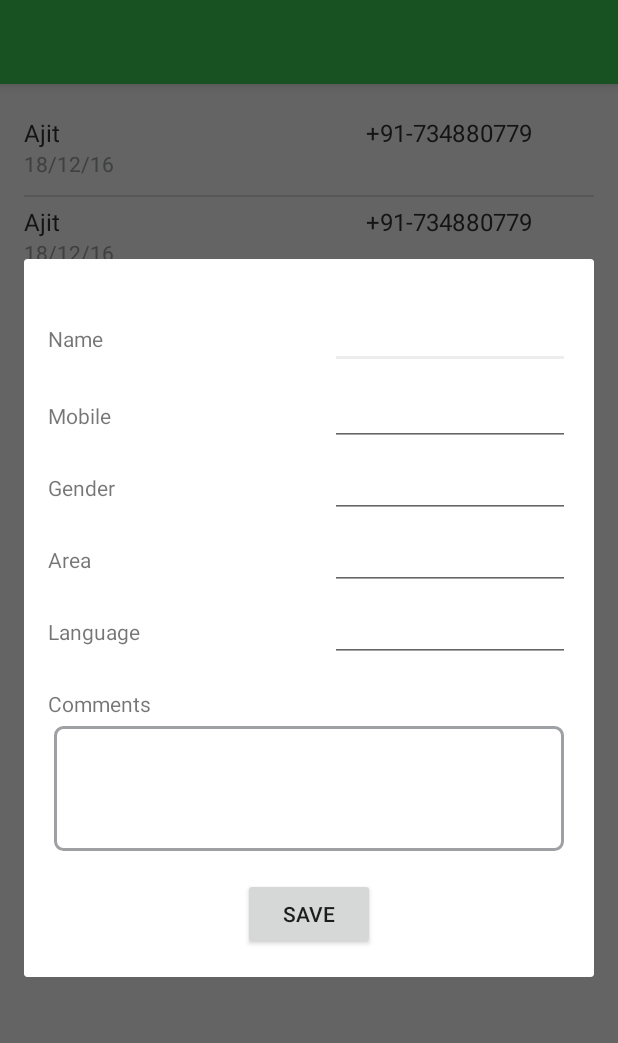
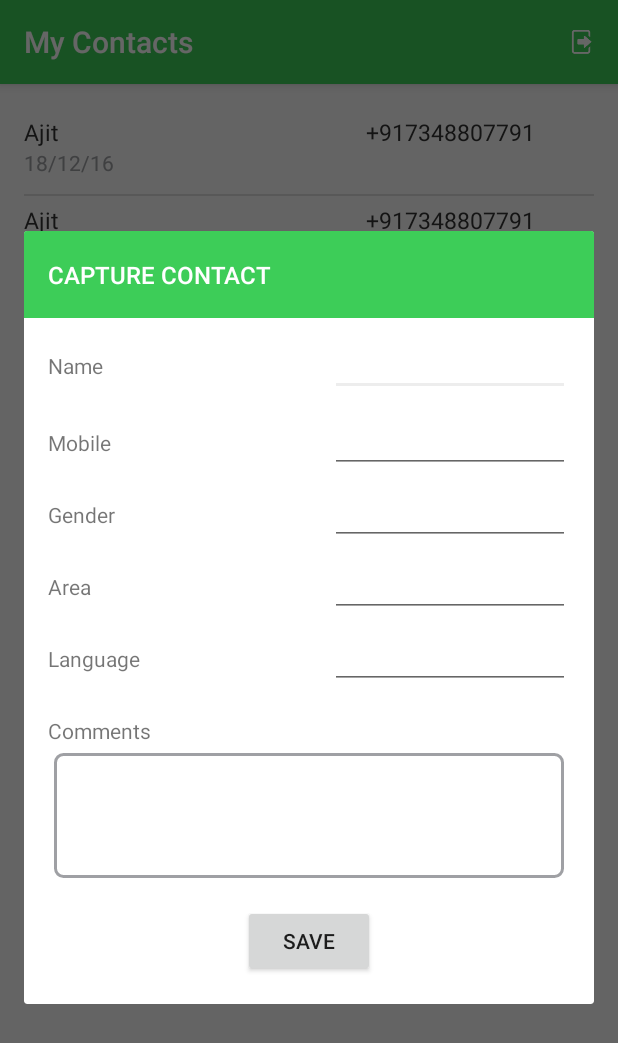
Before and after one commit to hariksetra/ISKCON-PA-Frontend, an Android app: the MyContactsActivity screen opened directly, with no data from a screen before it, after a tap on an icon or button, on a phone screen of 412 x 824 dp. Shown: the top 1043 px of the screen. Run offline under Robolectric (Android 15) with nearby library versions, the phone set to English and light mode, and no system bars; 1 other tap on this screen came first.

Commit message:
UI Creation - III

```diff
--- a/app/src/main/AndroidManifest.xml
+++ b/app/src/main/AndroidManifest.xml
@@ -33,7 +33,10 @@
             android:label="@string/title_activity_main"
             android:theme="@style/AppTheme">
         </activity>
-        <activity android:name=".activity.MyContactsActivity">
+        <activity
+            android:name=".activity.MyContactsActivity"
+            android:label="My Contacts"
+            android:theme="@style/AppTheme">
         </activity>
     </application>
 
--- a/app/src/main/java/com/giridhari/preachingassistant/activity/MainActivity.java
+++ b/app/src/main/java/com/giridhari/preachingassistant/activity/MainActivity.java
@@ -96,7 +96,7 @@ public class MainActivity extends AppCompatActivity
         int id = item.getItemId();
 
         //noinspection SimplifiableIfStatement
-        if (id == R.id.action_settings)
+        if (id == R.id.action_logout)
         {
             return true;
         }
--- a/app/src/main/java/com/giridhari/preachingassistant/activity/MyContactsActivity.java
+++ b/app/src/main/java/com/giridhari/preachingassistant/activity/MyContactsActivity.java
@@ -1,7 +1,9 @@
 package com.giridhari.preachingassistant.activity;
 
 import android.os.Bundle;
-import android.support.v7.app.AppCompatActivity;
+import android.support.v7.widget.Toolbar;
+import android.view.Menu;
+import android.view.MenuItem;
 import android.view.View;
 import android.widget.ImageView;
 import android.widget.ListView;
@@ -11,10 +13,11 @@ import com.giridhari.preachingassistant.R;
 import com.giridhari.preachingassistant.activity.adapters.ContactsViewAdapter;
 import com.giridhari.preachingassistant.activity.adapters.ContactsViewModel;
 import com.giridhari.preachingassistant.activity.dialog.CaptureContactDialog;
+import com.giridhari.preachingassistant.utility.ActivityManager;
 
 import java.util.ArrayList;
 
-public class MyContactsActivity extends AppCompatActivity
+public class MyContactsActivity extends APIActivity
 {
 
     @Override
@@ -22,40 +25,43 @@ public class MyContactsActivity extends AppCompatActivity
     {
         super.onCreate(savedInstanceState);
         setContentView(R.layout.activity_my_contacts);
+        Toolbar toolbar = (Toolbar) findViewById(R.id.toolbar);
+        setSupportActionBar(toolbar);
+
 
         // Construct the data source
         ArrayList<ContactsViewModel> arrayOfUsers = new ArrayList<ContactsViewModel>();
 
-        arrayOfUsers.add(new ContactsViewModel("Ajit", "+91-7348807791", "18/12/16"));
-        arrayOfUsers.add(new ContactsViewModel("Ajit", "+91-7348807791", "18/12/16"));
-        arrayOfUsers.add(new ContactsViewModel("Ajit", "+91-7348807791", "18/12/16"));
-        arrayOfUsers.add(new ContactsViewModel("Ajit", "+91-7348807791", "18/12/16"));
-        arrayOfUsers.add(new ContactsViewModel("Ajit", "+91-7348807791", "18/12/16"));
-        arrayOfUsers.add(new ContactsViewModel("Ajit", "+91-7348807791", "18/12/16"));
-        arrayOfUsers.add(new ContactsViewModel("Ajit", "+91-7348807791", "18/12/16"));
-        arrayOfUsers.add(new ContactsViewModel("Ajit", "+91-7348807791", "18/12/16"));
-        arrayOfUsers.add(new ContactsViewModel("Ajit", "+91-7348807791", "18/12/16"));
-        arrayOfUsers.add(new ContactsViewModel("Ajit", "+91-7348807791", "18/12/16"));
-        arrayOfUsers.add(new ContactsViewModel("Ajit", "+91-7348807791", "18/12/16"));
-        arrayOfUsers.add(new ContactsViewModel("Ajit", "+91-7348807791", "18/12/16"));
-        arrayOfUsers.add(new ContactsViewModel("Ajit", "+91-7348807791", "18/12/16"));
-        arrayOfUsers.add(new ContactsViewModel("Ajit", "+91-7348807791", "18/12/16"));
-        arrayOfUsers.add(new ContactsViewModel("Ajit", "+91-7348807791", "18/12/16"));
-        arrayOfUsers.add(new ContactsViewModel("Ajit", "+91-7348807791", "18/12/16"));
-        arrayOfUsers.add(new ContactsViewModel("Ajit", "+91-7348807791", "18/12/16"));
-        arrayOfUsers.add(new ContactsViewModel("Ajit", "+91-7348807791", "18/12/16"));
-        arrayOfUsers.add(new ContactsViewModel("Ajit", "+91-7348807791", "18/12/16"));
-        arrayOfUsers.add(new ContactsViewModel("Ajit", "+91-7348807791", "18/12/16"));
-        arrayOfUsers.add(new ContactsViewModel("Ajit", "+91-7348807791", "18/12/16"));
-        arrayOfUsers.add(new ContactsViewModel("Ajit", "+91-7348807791", "18/12/16"));
-        arrayOfUsers.add(new ContactsViewModel("Ajit", "+91-7348807791", "18/12/16"));
-        arrayOfUsers.add(new ContactsViewModel("Ajit", "+91-7348807791", "18/12/16"));
-        arrayOfUsers.add(new ContactsViewModel("Ajit", "+91-7348807791", "18/12/16"));
-        arrayOfUsers.add(new ContactsViewModel("Ajit", "+91-7348807791", "18/12/16"));
-        arrayOfUsers.add(new ContactsViewModel("Ajit", "+91-7348807791", "18/12/16"));
-        arrayOfUsers.add(new ContactsViewModel("Ajit", "+91-7348807791", "18/12/16"));
-        arrayOfUsers.add(new ContactsViewModel("Ajit", "+91-7348807791", "18/12/16"));
-        arrayOfUsers.add(new ContactsViewModel("Ajit", "+91-7348807791", "18/12/16"));
+        arrayOfUsers.add(new ContactsViewModel("Ajit", "+917348807791", "18/12/16"));
+        arrayOfUsers.add(new ContactsViewModel("Ajit", "+917348807791", "18/12/16"));
+        arrayOfUsers.add(new ContactsViewModel("Ajit", "+917348807791", "18/12/16"));
+        arrayOfUsers.add(new ContactsViewModel("Ajit", "+917348807791", "18/12/16"));
+        arrayOfUsers.add(new ContactsViewModel("Ajit", "+917348807791", "18/12/16"));
+        arrayOfUsers.add(new ContactsViewModel("Ajit", "+917348807791", "18/12/16"));
+        arrayOfUsers.add(new ContactsViewModel("Ajit", "+917348807791", "18/12/16"));
+        arrayOfUsers.add(new ContactsViewModel("Ajit", "+917348807791", "18/12/16"));
+        arrayOfUsers.add(new ContactsViewModel("Ajit", "+917348807791", "18/12/16"));
+        arrayOfUsers.add(new ContactsViewModel("Ajit", "+917348807791", "18/12/16"));
+        arrayOfUsers.add(new ContactsViewModel("Ajit", "+917348807791", "18/12/16"));
+        arrayOfUsers.add(new ContactsViewModel("Ajit", "+917348807791", "18/12/16"));
+        arrayOfUsers.add(new ContactsViewModel("Ajit", "+917348807791", "18/12/16"));
+        arrayOfUsers.add(new ContactsViewModel("Ajit", "+917348807791", "18/12/16"));
+        arrayOfUsers.add(new ContactsViewModel("Ajit", "+917348807791", "18/12/16"));
+        arrayOfUsers.add(new ContactsViewModel("Ajit", "+917348807791", "18/12/16"));
+        arrayOfUsers.add(new ContactsViewModel("Ajit", "+917348807791", "18/12/16"));
+        arrayOfUsers.add(new ContactsViewModel("Ajit", "+917348807791", "18/12/16"));
+        arrayOfUsers.add(new ContactsViewModel("Ajit", "+917348807791", "18/12/16"));
+        arrayOfUsers.add(new ContactsViewModel("Ajit", "+917348807791", "18/12/16"));
+        arrayOfUsers.add(new ContactsViewModel("Ajit", "+917348807791", "18/12/16"));
+        arrayOfUsers.add(new ContactsViewModel("Ajit", "+917348807791", "18/12/16"));
+        arrayOfUsers.add(new ContactsViewModel("Ajit", "+917348807791", "18/12/16"));
+        arrayOfUsers.add(new ContactsViewModel("Ajit", "+917348807791", "18/12/16"));
+        arrayOfUsers.add(new ContactsViewModel("Ajit", "+917348807791", "18/12/16"));
+        arrayOfUsers.add(new ContactsViewModel("Ajit", "+917348807791", "18/12/16"));
+        arrayOfUsers.add(new ContactsViewModel("Ajit", "+917348807791", "18/12/16"));
+        arrayOfUsers.add(new ContactsViewModel("Ajit", "+917348807791", "18/12/16"));
+        arrayOfUsers.add(new ContactsViewModel("Ajit", "+917348807791", "18/12/16"));
+        arrayOfUsers.add(new ContactsViewModel("Ajit", "+917348807791", "18/12/16"));
 
 
         // Create the adapter to convert the array to views
@@ -83,6 +89,8 @@ public class MyContactsActivity extends AppCompatActivity
                 Toast.makeText(MyContactsActivity.this, "Coming soon!", Toast.LENGTH_SHORT).show();
             }
         });
+
+
     }
 
     private void showCaptureContactDialog()
@@ -90,4 +98,32 @@ public class MyContactsActivity extends AppCompatActivity
         CaptureContactDialog captureContactDialog = new CaptureContactDialog(MyContactsActivity.this);
         captureContactDialog.show();
     }
+
+    @Override
+    public boolean onCreateOptionsMenu(Menu menu)
+    {
+        // Inflate the menu; this adds items to the action bar if it is present.
+        getMenuInflater().inflate(R.menu.menu_main, menu);
+        return true;
+    }
+
+    @Override
+    public boolean onOptionsItemSelected(MenuItem item)
+    {
+        // Handle action bar item clicks here. The action bar will
+        // automatically handle clicks on the Home/Up button, so long
+        // as you specify a parent activity in AndroidManifest.xml.
+        int id = item.getItemId();
+
+        //noinspection SimplifiableIfStatement
+        if (id == R.id.action_logout)
+        {
+            //TODO : clear shared prefs
+            finish();
+            ActivityManager.launchLogin(MyContactsActivity.this);
+            return true;
+        }
+
+        return super.onOptionsItemSelected(item);
+    }
 }
--- a/app/src/main/java/com/giridhari/preachingassistant/activity/SplashActivity.java
+++ b/app/src/main/java/com/giridhari/preachingassistant/activity/SplashActivity.java
@@ -1,10 +1,8 @@
 package com.giridhari.preachingassistant.activity;
 
 import android.app.Activity;
-import android.content.SharedPreferences;
 import android.os.Bundle;
 import android.os.CountDownTimer;
-import android.provider.SyncStateContract;
 import android.view.WindowManager;
 
 import com.giridhari.preachingassistant.R;
@@ -133,9 +131,7 @@ public class SplashActivity extends Activity
             {
                 finish();
                 ActivityManager.launchLogin(act);
-
             }
-
             return;
 
         }
--- a/app/src/main/java/com/giridhari/preachingassistant/activity/dialog/CaptureContactDialog.java
+++ b/app/src/main/java/com/giridhari/preachingassistant/activity/dialog/CaptureContactDialog.java
@@ -120,7 +120,7 @@ public class CaptureContactDialog extends Dialog
         });
 
 
-        setCancelable(false);
+        setCancelable(true);
         setCanceledOnTouchOutside(false);
         Window window = getWindow();
         window.setGravity(Gravity.CENTER);
--- a/app/src/main/res/layout/capture_contact_dialog_layout.xml
+++ b/app/src/main/res/layout/capture_contact_dialog_layout.xml
@@ -8,6 +8,25 @@
     app:layout_behavior="@string/appbar_scrolling_view_behavior"
     >
 
+    <RelativeLayout
+        android:layout_width="match_parent"
+        android:layout_height="wrap_content"
+        android:background="@color/SE_Life_Green">
+        <TextView
+            android:id="@+id/dialogueTitleId"
+            style="@style/dialogueTitleText"
+            android:layout_width="wrap_content"
+            android:layout_height="wrap_content"
+            android:paddingBottom="6dp"
+            android:paddingTop="6dp"
+            android:layout_alignParentTop="true"
+            android:text="CAPTURE CONTACT"
+            android:textSize="16sp"/>
+
+    </RelativeLayout>
+
+
+
 
     <TextView
         android:id="@+id/textView2"
@@ -16,7 +35,7 @@
         android:layout_alignParentStart="true"
         android:layout_alignParentTop="true"
         android:layout_marginStart="@dimen/activity_horizontal_margin"
-        android:layout_marginTop="43dp"
+        android:layout_marginTop="80dp"
         android:text="Name"
         android:textAppearance="@style/TextAppearance.AppCompat.Small"/>
 
--- a/app/src/main/res/layout/contacts_view_adapter_layout.xml
+++ b/app/src/main/res/layout/contacts_view_adapter_layout.xml
@@ -32,7 +32,7 @@
                 android:maxLines="1"
                 android:text="Contact Name"
                 android:textColor="@color/Anthracite_grey"
-                android:textSize="16sp"/>
+                android:textSize="15sp"/>
 
             <TextView
                 android:id="@+id/mobileNumber"
@@ -43,9 +43,9 @@
                 android:ellipsize="end"
                 android:maxLength="13"
                 android:maxLines="1"
-                android:text="+91-7348807791"
+                android:text="+917348807791"
                 android:textColor="@color/Anthracite_grey"
-                android:textSize="16sp"/>
+                android:textSize="15sp"/>
 
         </LinearLayout>
 
@@ -59,9 +59,9 @@
             android:textSize="14sp"/>
 
         <View
-            android:layout_marginTop="6dp"
             android:layout_width="match_parent"
             android:layout_height="0dp"
+            android:layout_marginTop="6dp"
             android:background="@color/Super_Light_Grey"/>
 
     </LinearLayout>
--- a/app/src/main/res/menu/menu_main.xml
+++ b/app/src/main/res/menu/menu_main.xml
@@ -3,8 +3,9 @@
       xmlns:tools="http://schemas.android.com/tools"
       tools:context="com.giridhari.preachingassistant.activity.MainActivity">
     <item
-        android:id="@+id/action_settings"
+        android:id="@+id/action_logout"
         android:orderInCategory="100"
-        android:title="@string/action_settings"
-        app:showAsAction="never"/>
+        android:title=""
+        android:icon="@drawable/logout"
+        app:showAsAction="always"/>
 </menu>
--- a/app/src/main/res/values/strings.xml
+++ b/app/src/main/res/values/strings.xml
@@ -35,4 +35,5 @@
     <string name="dashboard">DASHBOARD</string>
     <string name="contacts">CONTACTS</string>
     <string name="attendance">ATTENDANCE</string>
+    <string name="logout">Logout</string>
 </resources>
```
Also changed, not shown: app/src/main/res/drawable-xxhdpi/logout.png (added).
